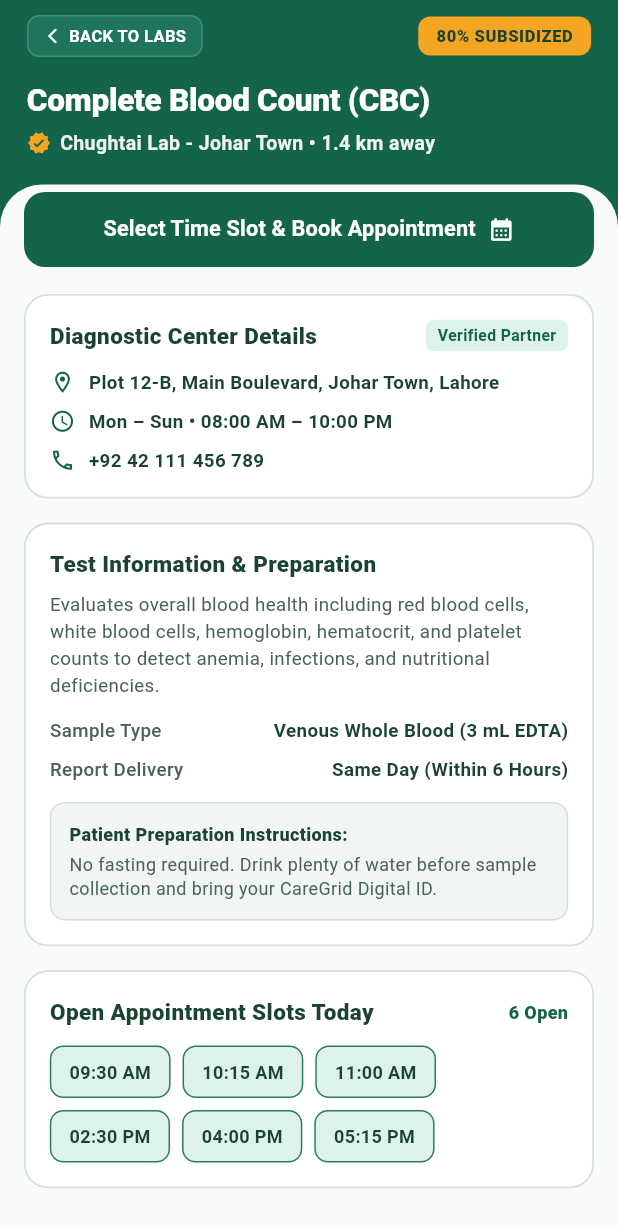
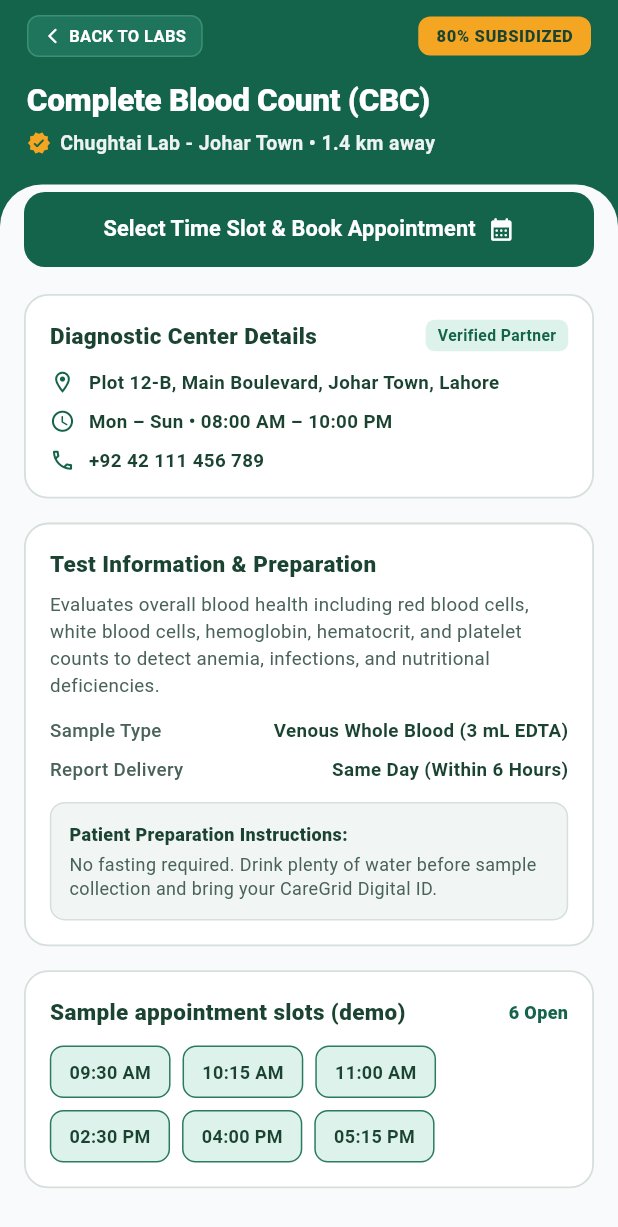
Before and after one commit to huzaifakamran428/CareGrid, a Flutter app: the LabDetailsScreen screen opened directly, scrolled down 241 dp, on a phone screen of 412 x 824 dp. Shown: the top 1227 px of the screen. Run offline on Flutter 3.47's test engine with Material 3 defaults, Android fonts, the phone set to English and light mode, and no system bars.

Commit message:
fix(labs): connect test list, details and contextual booking navigation
Pass actual selected test/provider/pricing to detail screen and distinguish
sample lab availability and preparation guidance from live information.

```diff
--- a/frontend/mobile_app/lib/features/beneficiary/presentation/screens/lab_details_screen.dart
+++ b/frontend/mobile_app/lib/features/beneficiary/presentation/screens/lab_details_screen.dart
@@ -1,8 +1,10 @@
 // ignore_for_file: deprecated_member_use
 import 'package:flutter/material.dart';
+import 'booking_screen.dart';
 
 class LabDetailsScreen extends StatefulWidget {
-  const LabDetailsScreen({super.key});
+  final Map<String, dynamic>? test;
+  const LabDetailsScreen({super.key, this.test});
 
   @override
   State<LabDetailsScreen> createState() => _LabDetailsScreenState();
@@ -29,7 +31,8 @@ class _LabDetailsScreenState extends State<LabDetailsScreen> {
   // ---------------------------------------------------------------------------
   // DUMMY DATA
   // ---------------------------------------------------------------------------
-  final Map _labTestDetails = {
+  Map<String, dynamic> get _labTestDetails {
+    const base = <String, dynamic>{
     'testName': 'Complete Blood Count (CBC)',
     'testCode': 'LAB-CBC-104',
     'category': 'Hematology & Blood Tests',
@@ -50,7 +53,28 @@ class _LabDetailsScreenState extends State<LabDetailsScreen> {
     'subsidyAmount': 1200,
     'payableAmount': 300,
     'beneficiaryDigitalId': 'CG-BEN-2026-009481',
-  };
+    };
+    final chosen = widget.test;
+    if (chosen == null) return base;
+    final original = (chosen['originalPrice'] as num?)?.toInt() ?? 1500;
+    final payable = (chosen['subsidizedPrice'] as num?)?.toInt() ??
+        (chosen['payableAmount'] as num?)?.toInt() ?? 300;
+    return {
+      ...base,
+      ...chosen,
+      'testCode': 'LAB-DEMO',
+      'labRegId': 'CG-LAB-DEMO',
+      'address': 'Confirm branch address with the laboratory',
+      'phone': 'Contact the laboratory directly',
+      'sampleType': 'Confirm test sample requirements with the provider',
+      'preparation': 'Ask the laboratory about fasting or preparation before visiting. Bring your Digital ID.',
+      'description': 'This diagnostic test is listed in the CareGrid demonstration. Please confirm instructions with the laboratory.',
+      'originalPrice': original,
+      'payableAmount': payable,
+      'subsidyAmount': original - payable,
+      'turnaroundTime': chosen['turnaroundTime'] ?? 'Ask the laboratory',
+    };
+  }
 
   final List _todayAvailableSlots = [
     '09:30 AM',
@@ -113,7 +137,11 @@ class _LabDetailsScreenState extends State<LabDetailsScreen> {
                           label: 'Select Time Slot & Book Appointment',
                           icon: Icons.calendar_month_rounded,
                           onTap: () =>
-                              _showSnack('Proceeding to Appointment Slot Booking'),
+                              Navigator.of(context).push(
+                                MaterialPageRoute<void>(
+                                  builder: (_) => BookingScreen(test: _labTestDetails),
+                                ),
+                              ),
                         ),
                         const SizedBox(height: 18),
 
@@ -583,7 +611,7 @@ class _LabDetailsScreenState extends State<LabDetailsScreen> {
             mainAxisAlignment: MainAxisAlignment.spaceBetween,
             children: [
               const Text(
-                'Open Appointment Slots Today',
+                'Sample appointment slots (demo)',
                 style: TextStyle(
                   color: _darkForestText,
                   fontSize: 15,
--- a/frontend/mobile_app/lib/features/beneficiary/presentation/screens/lab_list_screen.dart
+++ b/frontend/mobile_app/lib/features/beneficiary/presentation/screens/lab_list_screen.dart
@@ -1,5 +1,6 @@
 // ignore_for_file: deprecated_member_use
 import 'package:flutter/material.dart';
+import 'lab_details_screen.dart';
 
 class LabListScreen extends StatefulWidget {
   const LabListScreen({super.key});
@@ -562,7 +563,11 @@ class _LabListScreenState extends State<LabListScreen> {
               ),
               ElevatedButton(
                 onPressed: () =>
-                    _showSnack('Selecting ${test['testName']} at ${test['labName']}'),
+                    Navigator.of(context).push(
+                      MaterialPageRoute<void>(
+                        builder: (_) => LabDetailsScreen(test: Map<String, dynamic>.from(test)),
+                      ),
+                    ),
                 style: ElevatedButton.styleFrom(
                   backgroundColor: _primaryGreen,
                   foregroundColor: Colors.white,
```
